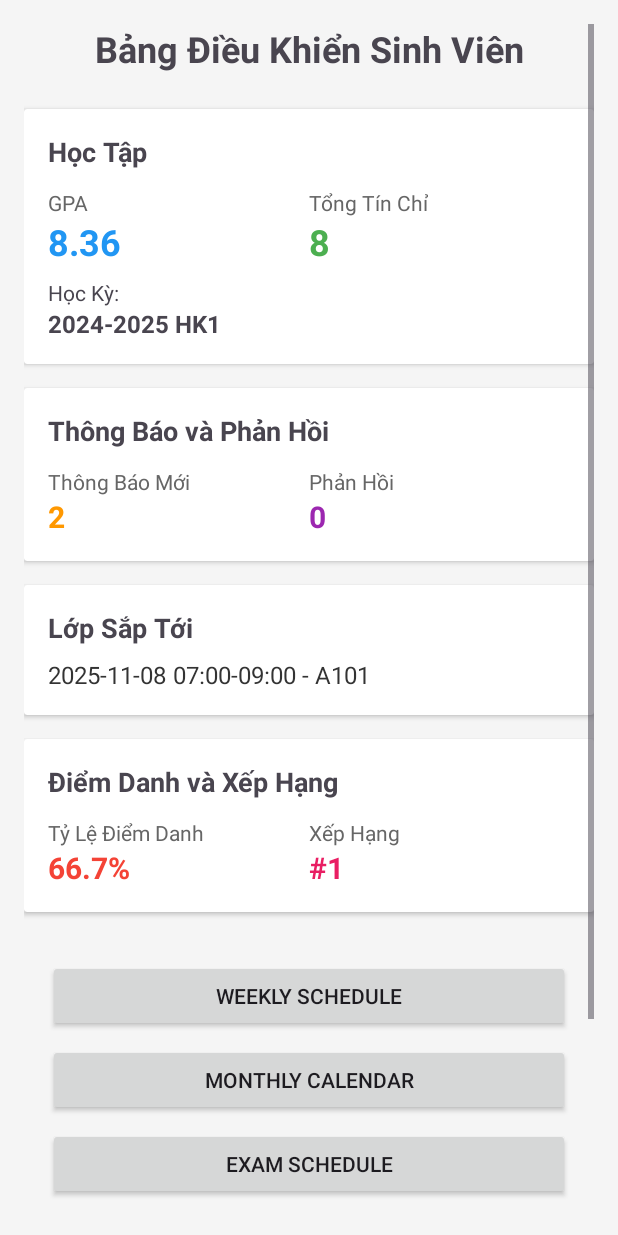
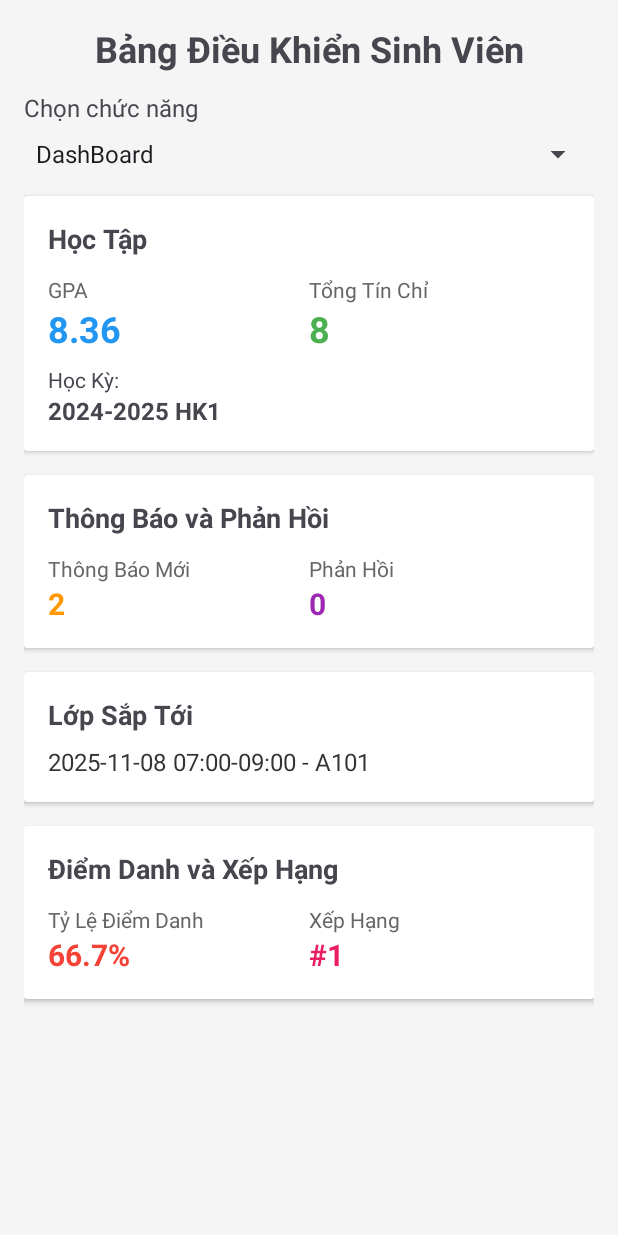
Before and after one commit to dminhtan03/PRM_FUACADEMY, an Android app: the StudentDashboardActivity screen opened directly, with no data from a screen before it, on a phone screen of 412 x 824 dp. Run offline under Robolectric (Android 15) with nearby library versions, the phone set to English and light mode, and no system bars; our stand-ins replace Room's generated code.

Commit message:
Academic Summary

```diff
--- a/FU_Academy/app/src/main/java/com/example/fu_academy/activity/StudentDashboardActivity.java
+++ b/FU_Academy/app/src/main/java/com/example/fu_academy/activity/StudentDashboardActivity.java
@@ -3,23 +3,25 @@ package com.example.fu_academy.activity;
 import android.content.Intent;
 import android.content.SharedPreferences;
 import android.os.Bundle;
-import android.widget.Button;
+import android.view.View;
+import android.widget.AdapterView;
+import android.widget.ArrayAdapter;
+import android.widget.Spinner;
 import android.widget.TextView;
 
 import androidx.activity.ComponentActivity;
 import androidx.lifecycle.ViewModelProvider;
 
 import com.example.fu_academy.R;
-import com.example.fu_academy.entity.Schedule;
 import com.example.fu_academy.viewmodel.StudentDashboardViewModel;
 
 public class StudentDashboardActivity extends ComponentActivity {
+
     private StudentDashboardViewModel viewModel;
     private TextView tvGPA, tvTotalCredits, tvSemester, tvNotificationCount;
     private TextView tvUpcomingClass, tvAttendanceRate, tvRank, tvFeedbackCount;
 
-    private Button btnWeeklySchedule, btnMonthlyCalendar, btnExamSchedule,
-            btnAttendanceDetail, btnAcademicSummary, btnFeedbackForm;
+    private Spinner spinnerMenu;
 
     @Override
     protected void onCreate(Bundle savedInstanceState) {
@@ -27,13 +29,12 @@ public class StudentDashboardActivity extends ComponentActivity {
         setContentView(R.layout.activity_student_dashboard);
 
         initViews();
-        initButtons();
 
         viewModel = new ViewModelProvider(this).get(StudentDashboardViewModel.class);
 
-        // Get student ID from SharedPreferences or Intent
+        // Get student ID from SharedPreferences
         SharedPreferences prefs = getSharedPreferences("user_prefs", MODE_PRIVATE);
-        long studentId = prefs.getLong("student_id", 1); // Default to 1 for demo
+        long studentId = prefs.getLong("student_id", 1);
 
         // Load dashboard data
         viewModel.loadDashboardData(studentId);
@@ -41,8 +42,8 @@ public class StudentDashboardActivity extends ComponentActivity {
         // Observe LiveData
         observeData();
 
-        // Set button click listeners
-        setupButtonListeners();
+        // Setup Spinner drop-down menu
+        setupSpinnerMenu();
     }
 
     private void initViews() {
@@ -54,49 +55,85 @@ public class StudentDashboardActivity extends ComponentActivity {
         tvAttendanceRate = findViewById(R.id.tvAttendanceRate);
         tvRank = findViewById(R.id.tvRank);
         tvFeedbackCount = findViewById(R.id.tvFeedbackCount);
+
+        spinnerMenu = findViewById(R.id.spinnerMenu);
     }
 
-    private void initButtons() {
-        btnWeeklySchedule = findViewById(R.id.btnWeeklySchedule);
-        btnMonthlyCalendar = findViewById(R.id.btnMonthlyCalendar);
-        btnExamSchedule = findViewById(R.id.btnExamSchedule);
-        btnAttendanceDetail = findViewById(R.id.btnAttendanceDetail);
-        btnAcademicSummary = findViewById(R.id.btnAcademicSummary);
-        btnFeedbackForm = findViewById(R.id.btnFeedbackForm);
-    }
+    private void setupSpinnerMenu() {
+        // Danh sách menu
+        String[] menuItems = {
+                "DashBoard",
+                "Weekly Schedule",
+                "Monthly Calendar",
+                "Exam Schedule",
+                "Attendance Detail",
+                "Academic Summary",
+                "Feedback Form"
+        };
 
-    private void setupButtonListeners() {
-        btnWeeklySchedule.setOnClickListener(v -> startActivity(new Intent(this, WeeklyScheduleActivity.class)));
-        btnMonthlyCalendar.setOnClickListener(v -> startActivity(new Intent(this, MonthlyCalendarActivity.class)));
-        btnExamSchedule.setOnClickListener(v -> startActivity(new Intent(this, ExamScheduleActivity.class)));
-        btnAttendanceDetail.setOnClickListener(v -> startActivity(new Intent(this, AttendanceDetailActivity.class)));
-        btnAcademicSummary.setOnClickListener(v -> startActivity(new Intent(this, AcademicSummaryActivity.class)));
-        btnFeedbackForm.setOnClickListener(v -> startActivity(new Intent(this, FeedbackFormActivity.class)));
+        // Gán ArrayAdapter
+        ArrayAdapter<String> adapter = new ArrayAdapter<>(this,
+                android.R.layout.simple_spinner_item, menuItems);
+        adapter.setDropDownViewResource(android.R.layout.simple_spinner_dropdown_item);
+        spinnerMenu.setAdapter(adapter);
+
+        // Listener
+        spinnerMenu.setOnItemSelectedListener(new AdapterView.OnItemSelectedListener() {
+            boolean isFirstSelect = true; // Bỏ qua trigger lần đầu
+            @Override
+            public void onItemSelected(AdapterView<?> parent, View view, int position, long id) {
+                if (isFirstSelect) {
+                    isFirstSelect = false;
+                    return;
+                }
+
+                String selected = parent.getItemAtPosition(position).toString();
+
+                switch (selected) {
+                    case "Weekly Schedule":
+                        startActivity(new Intent(StudentDashboardActivity.this, WeeklyScheduleActivity.class));
+                        break;
+                    case "Monthly Calendar":
+                        startActivity(new Intent(StudentDashboardActivity.this, MonthlyCalendarActivity.class));
+                        break;
+                    case "Exam Schedule":
+                        startActivity(new Intent(StudentDashboardActivity.this, ExamScheduleActivity.class));
+                        break;
+                    case "Attendance Detail":
+                        startActivity(new Intent(StudentDashboardActivity.this, AttendanceDetailActivity.class));
+                        break;
+                    case "Academic Summary":
+                        startActivity(new Intent(StudentDashboardActivity.this, AcademicSummaryActivity.class));
+                        break;
+                    case "Feedback Form":
+                        startActivity(new Intent(StudentDashboardActivity.this, FeedbackFormActivity.class));
+                        break;
+                }
+
+                // Reset Spinner về placeholder
+                spinnerMenu.setSelection(0);
+            }
+
+            @Override
+            public void onNothingSelected(AdapterView<?> parent) {}
+        });
     }
 
     private void observeData() {
         viewModel.getGpa().observe(this, gpa -> {
-            if (gpa != null) {
-                tvGPA.setText(String.format("%.2f", gpa));
-            }
+            if (gpa != null) tvGPA.setText(String.format("%.2f", gpa));
         });
 
         viewModel.getTotalCredits().observe(this, credits -> {
-            if (credits != null) {
-                tvTotalCredits.setText(String.valueOf(credits));
-            }
+            if (credits != null) tvTotalCredits.setText(String.valueOf(credits));
         });
 
         viewModel.getSemester().observe(this, semester -> {
-            if (semester != null) {
-                tvSemester.setText(semester);
-            }
+            if (semester != null) tvSemester.setText(semester);
         });
 
         viewModel.getNotificationCount().observe(this, count -> {
-            if (count != null) {
-                tvNotificationCount.setText(String.valueOf(count));
-            }
+            if (count != null) tvNotificationCount.setText(String.valueOf(count));
         });
 
         viewModel.getUpcomingClass().observe(this, schedule -> {
@@ -109,21 +146,15 @@ public class StudentDashboardActivity extends ComponentActivity {
         });
 
         viewModel.getAttendanceRate().observe(this, rate -> {
-            if (rate != null) {
-                tvAttendanceRate.setText(String.format("%.1f%%", rate));
-            }
+            if (rate != null) tvAttendanceRate.setText(String.format("%.1f%%", rate));
         });
 
         viewModel.getRank().observe(this, rank -> {
-            if (rank != null) {
-                tvRank.setText("#" + rank);
-            }
+            if (rank != null) tvRank.setText("#" + rank);
         });
 
         viewModel.getFeedbackCount().observe(this, count -> {
-            if (count != null) {
-                tvFeedbackCount.setText(String.valueOf(count));
-            }
+            if (count != null) tvFeedbackCount.setText(String.valueOf(count));
         });
     }
 }
--- a/FU_Academy/app/src/main/res/layout/activity_student_dashboard.xml
+++ b/FU_Academy/app/src/main/res/layout/activity_student_dashboard.xml
@@ -17,8 +17,24 @@
             android:textStyle="bold"
             android:layout_width="match_parent"
             android:layout_height="wrap_content"
-            android:layout_marginBottom="24dp"
+            android:layout_marginBottom="12dp"
             android:gravity="center" />
+
+        <!-- Drop-down Menu -->
+        <TextView
+            android:text="Chọn chức năng"
+            android:textSize="16sp"
+            android:layout_width="wrap_content"
+            android:layout_height="wrap_content"
+            android:layout_marginBottom="8dp"/>
+
+        <Spinner
+            android:id="@+id/spinnerMenu"
+            android:layout_width="match_parent"
+            android:layout_height="wrap_content"
+            android:spinnerMode="dropdown"
+            android:layout_marginBottom="16dp"/>
+
 
         <!-- GPA and Credits Card -->
         <androidx.cardview.widget.CardView
@@ -291,55 +307,5 @@
             </LinearLayout>
         </androidx.cardview.widget.CardView>
 
-        <!-- Buttons for navigation -->
-        <LinearLayout
-            android:layout_width="match_parent"
-            android:layout_height="wrap_content"
-            android:orientation="vertical"
-            android:padding="16dp"
-            android:gravity="center">
-
-            <Button
-                android:id="@+id/btnWeeklySchedule"
-                android:layout_width="match_parent"
-                android:layout_height="wrap_content"
-                android:text="Weekly Schedule"
-                android:layout_marginBottom="8dp"/>
-
-            <Button
-                android:id="@+id/btnMonthlyCalendar"
-                android:layout_width="match_parent"
-                android:layout_height="wrap_content"
-                android:text="Monthly Calendar"
-                android:layout_marginBottom="8dp"/>
-
-            <Button
-                android:id="@+id/btnExamSchedule"
-                android:layout_width="match_parent"
-                android:layout_height="wrap_content"
-                android:text="Exam Schedule"
-                android:layout_marginBottom="8dp"/>
-
-            <Button
-                android:id="@+id/btnAttendanceDetail"
-                android:layout_width="match_parent"
-                android:layout_height="wrap_content"
-                android:text="Attendance Detail"
-                android:layout_marginBottom="8dp"/>
-
-            <Button
-                android:id="@+id/btnAcademicSummary"
-                android:layout_width="match_parent"
-                android:layout_height="wrap_content"
-                android:text="Academic Summary"
-                android:layout_marginBottom="8dp"/>
-
-            <Button
-                android:id="@+id/btnFeedbackForm"
-                android:layout_width="match_parent"
-                android:layout_height="wrap_content"
-                android:text="Feedback Form"/>
-        </LinearLayout>
-
     </LinearLayout>
 </ScrollView>
```
